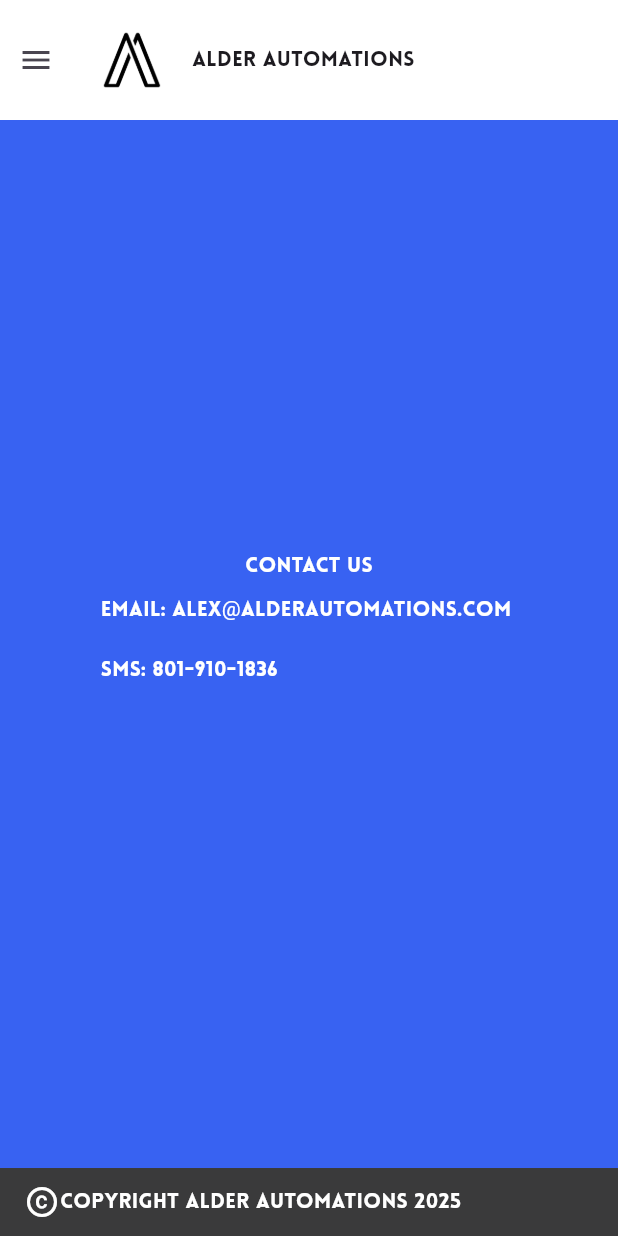
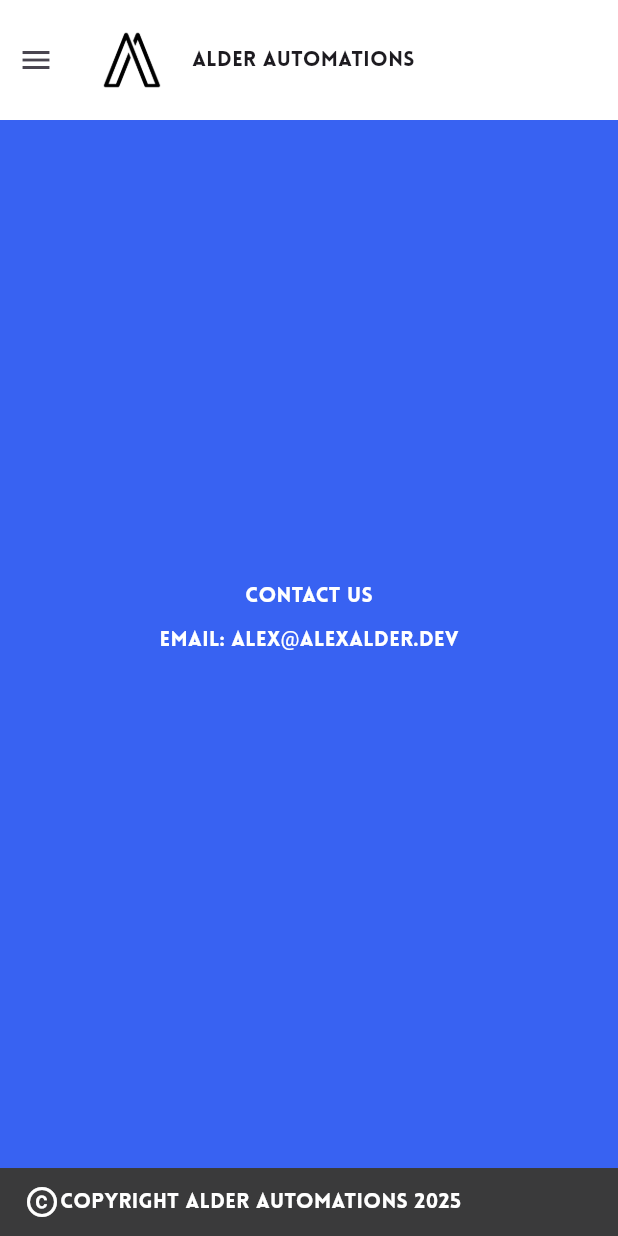
Before and after one commit to alex90271/flutter_site_alderautomations, a Flutter app: the screen it shows after launch, swiped to page 5, on a phone screen of 412 x 824 dp. Run offline on Flutter 3.47's test engine with Material 3 defaults, Android fonts, the phone set to English and light mode, and no system bars; our stand-ins replace responsive_builder, table_calendar.

Commit message:
update contact info

```diff
--- a/lib/views/home/content/contact/contact.dart
+++ b/lib/views/home/content/contact/contact.dart
@@ -21,8 +21,7 @@ class ContactView extends StatelessWidget {
             ),
             Padding(
               padding: EdgeInsets.fromLTRB(0, 0, 0, 15),
-              child: Text(
-                  'email: alex@alderautomations.com \n\nsms: 801-910-1836',
+              child: Text('email: alex@alexalder.dev',
                   style: TextStyle(color: brandWhite)),
             ),
           ],
```
